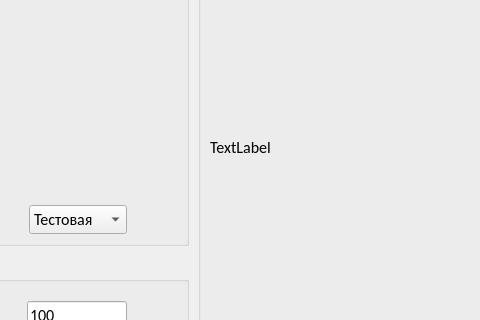
The window that design.ui (banp2892/Step_2_MMN) describes before a commit, drawn with Qt 5; both pictures show x 382 to 862 and y 135 to 455 of the 1155 by 810 pixel window.
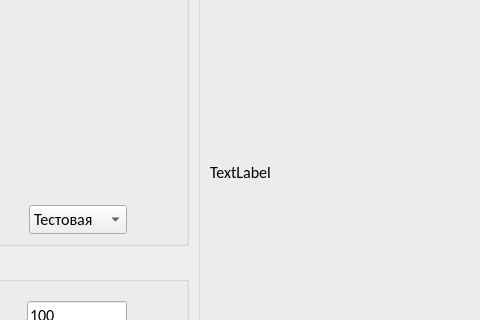
The same window after the commit.

What changed in the file:
```diff
--- a/design.ui
+++ b/design.ui
@@ -368,22 +368,6 @@
       </property>
      </widget>
     </item>
-    <item row="1" column="0">
-     <spacer name="verticalSpacer">
-      <property name="orientation">
-       <enum>Qt::Vertical</enum>
-      </property>
-      <property name="sizeType">
-       <enum>QSizePolicy::Fixed</enum>
-      </property>
-      <property name="sizeHint" stdset="0">
-       <size>
-        <width>20</width>
-        <height>50</height>
-       </size>
-      </property>
-     </spacer>
-    </item>
    </layout>
   </widget>
  </widget>
```
